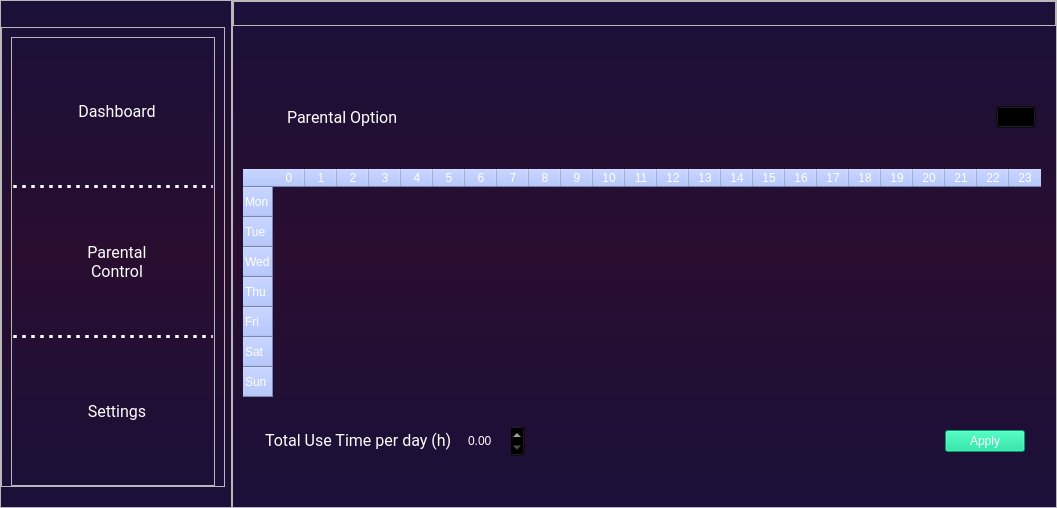
Before: the Qt Designer form Designer/MainWindow.ui in Soon156/AlignPosition, drawn with Qt 5.
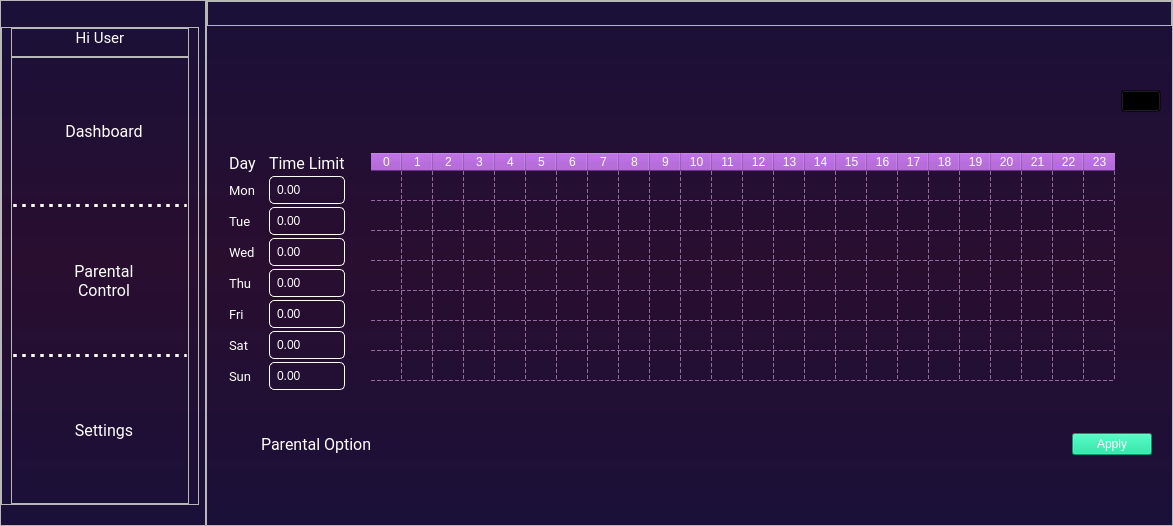
After: the same form once the commit is applied. The open tabs and pages were chosen to show the change. Icons and pictures are not drawn.

What changed in the file:
```diff
--- a/Designer/MainWindow.ui
+++ b/Designer/MainWindow.ui
@@ -6,8 +6,8 @@
    <rect>
     <x>0</x>
     <y>0</y>
-    <width>1057</width>
-    <height>508</height>
+    <width>1173</width>
+    <height>526</height>
    </rect>
   </property>
   <property name="windowTitle">
@@ -107,11 +107,69 @@
           <enum>QFrame::Raised</enum>
          </property>
          <layout class="QVBoxLayout" name="verticalLayout_11">
+          <property name="spacing">
+           <number>0</number>
+          </property>
+          <property name="topMargin">
+           <number>0</number>
+          </property>
           <property name="bottomMargin">
            <number>0</number>
           </property>
+          <item>
+           <widget class="QFrame" name="frame_12">
+            <property name="frameShape">
+             <enum>QFrame::StyledPanel</enum>
+            </property>
+            <property name="frameShadow">
+             <enum>QFrame::Raised</enum>
+            </property>
+            <layout class="QVBoxLayout" name="verticalLayout_13">
+             <property name="spacing">
+              <number>0</number>
+             </property>
+             <property name="leftMargin">
+              <number>0</number>
+             </property>
+             <property name="topMargin">
+              <number>0</number>
+             </property>
+             <property name="rightMargin">
+              <number>0</number>
+             </property>
+             <item>
+              <widget class="QLabel" name="user_lbl">
+               <property name="font">
+                <font>
+                 <family>Roboto</family>
+                 <pointsize>11</pointsize>
+                </font>
+               </property>
+               <property name="text">
+                <string>Hi User</string>
+               </property>
+               <property name="alignment">
+                <set>Qt::AlignCenter</set>
+               </property>
+              </widget>
+             </item>
+            </layout>
+           </widget>
+          </item>
           <item>
            <widget class="QFrame" name="frame1">
+            <property name="sizePolicy">
+             <sizepolicy hsizetype="Maximum" vsizetype="Preferred">
+              <horstretch>0</horstretch>
+              <verstretch>0</verstretch>
+             </sizepolicy>
+            </property>
+            <property name="minimumSize">
+             <size>
+              <width>178</width>
+              <height>0</height>
+             </size>
+            </property>
             <property name="styleSheet">
              <string notr="true">QFrame {background: rgba(46, 2, 102, 0.5);
 border-radius: 25px;
@@ -469,7 +527,7 @@
           <string notr="true">background-color: transparent;</string>
          </property>
          <property name="currentIndex">
-          <number>0</number>
+          <number>1</number>
          </property>
          <widget class="QWidget" name="Dashboard">
           <layout class="QVBoxLayout" name="verticalLayout_19">
@@ -859,50 +917,6 @@
                    </property>
                   </widget>
                  </item>
-                </layout>
-               </widget>
-              </item>
-              <item>
-               <widget class="QFrame" name="frame_5">
-                <property name="frameShape">
-                 <enum>QFrame::StyledPanel</enum>
-                </property>
-                <property name="frameShadow">
-                 <enum>QFrame::Raised</enum>
-                </property>
-                <layout class="QHBoxLayout" name="horizontalLayout_11">
-                 <item>
-                  <widget class="QCheckBox" name="parental_box">
-                   <property name="font">
-                    <font>
-                     <family>Roboto</family>
-                     <pointsize>12</pointsize>
-                    </font>
-                   </property>
-                   <property name="styleSheet">
-                    <string notr="true">QCheckBox {
-    spacing: 10px;
-}
-
-QCheckBox::indicator {
-    width: 24px;
-    height: 24px;
-}
-
-QCheckBox::indicator:unchecked {
-    image: url(:/icon/icons8-toggle-off-48.png);
-}
-
-QCheckBox::indicator:checked {
-    image: url(:/icon/icons8-toggle-on-48.png);
-}
-</string>
-                   </property>
-                   <property name="text">
-                    <string>Parental Option</string>
-                   </property>
-                  </widget>
-                 </item>
                  <item alignment="Qt::AlignRight">
                   <widget class="QPushButton" name="parental_setting_btn">
                    <property name="text">
@@ -923,29 +937,272 @@
                 </layout>
                </widget>
               </item>
-              <item alignment="Qt::AlignLeft|Qt::AlignVCenter">
+              <item>
+               <widget class="QFrame" name="frame_13">
+                <property name="sizePolicy">
+                 <sizepolicy hsizetype="Preferred" vsizetype="Fixed">
+                  <horstretch>0</horstretch>
+                  <verstretch>0</verstretch>
+                 </sizepolicy>
+                </property>
+                <property name="frameShape">
+                 <enum>QFrame::StyledPanel</enum>
+                </property>
+                <property name="frameShadow">
+                 <enum>QFrame::Raised</enum>
+                </property>
+                <layout class="QHBoxLayout" name="horizontalLayout_20">
+                 <property name="spacing">
+                  <number>15</number>
+                 </property>
+                 <property name="leftMargin">
+                  <number>0</number>
+                 </property>
+                 <property name="topMargin">
+                  <number>0</number>
+                 </property>
+                 <property name="bottomMargin">
+                  <number>0</number>
+                 </property>
+                 <item>
+                  <widget class="QFrame" name="frame_14">
+                   <property name="sizePolicy">
+                    <sizepolicy hsizetype="Fixed" vsizetype="Fixed">
+                     <horstretch>0</horstretch>
+                     <verstretch>0</verstretch>
+                    </sizepolicy>
+                   </property>
+                   <property name="font">
+                    <font>
+                     <family>Roboto</family>
+                     <pointsize>1</pointsize>
+                    </font>
+                   </property>
+                   <property name="styleSheet">
+                    <string notr="true">QDoubleSpinBox {
+	padding: 5px;
+    border: 1px solid #000;
+    border-radius: 5px;
+    border-color: white;
+}
+
+QDoubleSpinBox::up-button {
+    subcontrol-origin: border;
+    subcontrol-position: top right;
+    border-image: url(:/icon/icons8-up-48.png) 1;
+}
+
+QDoubleSpinBox::down-button {
+    subcontrol-origin: border;
+    subcontrol-position: bottom right;
+    border-image: url(:/icon/icons8-down-48.png) 1;
+}</string>
+                   </property>
+                   <property name="frameShape">
+                    <enum>QFrame::StyledPanel</enum>
+                   </property>
+                   <property name="frameShadow">
+                    <enum>QFrame::Raised</enum>
+                   </property>
+                   <layout class="QGridLayout" name="gridLayout_2">
+                    <property name="leftMargin">
+                     <number>0</number>
+                    </property>
+                    <property name="topMargin">
+                     <number>0</number>
+                    </property>
+                    <property name="rightMargin">
+                     <number>0</number>
+                    </property>
+                    <property name="bottomMargin">
+                     <number>0</number>
+                    </property>
+                    <property name="horizontalSpacing">
+                     <number>13</number>
+                    </property>
+                    <property name="verticalSpacing">
+                     <number>3</number>
+                    </property>
+                    <item row="6" column="0">
+                     <widget class="QLabel" name="label_8">
+                      <property name="font">
+                       <font>
+                        <family>Roboto</family>
+                        <pointsize>10</pointsize>
+                       </font>
+                      </property>
+                      <property name="text">
+                       <string>Sat</string>
+                      </property>
+                     </widget>
+                    </item>
+                    <item row="3" column="1">
+                     <widget class="QDoubleSpinBox" name="wed_box"/>
+                    </item>
+                    <item row="7" column="0">
+                     <widget class="QLabel" name="label_9">
+                      <property name="font">
+                       <font>
+                        <family>Roboto</family>
+                        <pointsize>10</pointsize>
+                       </font>
+                      </property>
+                      <property name="text">
+                       <string>Sun</string>
+                      </property>
+                     </widget>
+                    </item>
+                    <item row="0" column="0">
+                     <widget class="QLabel" name="label_10">
+                      <property name="font">
+                       <font>
+                        <family>Roboto</family>
+                        <pointsize>12</pointsize>
+                       </font>
+                      </property>
+                      <property name="text">
+                       <string>Day</string>
+                      </property>
+                     </widget>
+                    </item>
+                    <item row="5" column="0">
+                     <widget class="QLabel" name="label_7">
+                      <property name="font">
+                       <font>
+                        <family>Roboto</family>
+                        <pointsize>10</pointsize>
+                       </font>
+                      </property>
+                      <property name="text">
+                       <string>Fri</string>
+                      </property>
+                     </widget>
+                    </item>
+                    <item row="1" column="1">
+                     <widget class="QDoubleSpinBox" name="mon_box"/>
+                    </item>
+                    <item row="6" column="1">
+                     <widget class="QDoubleSpinBox" name="sat_box"/>
+                    </item>
+                    <item row="7" column="1">
+                     <widget class="QDoubleSpinBox" name="sun_box"/>
+                    </item>
+                    <item row="1" column="0">
+                     <widget class="QLabel" name="label">
+                      <property name="font">
+                       <font>
+                        <family>Roboto</family>
+                        <pointsize>10</pointsize>
+                       </font>
+                      </property>
+                      <property name="text">
+                       <string>Mon</string>
+                      </property>
+                     </widget>
+                    </item>
+                    <item row="4" column="0">
+                     <widget class="QLabel" name="label_5">
+                      <property name="font">
+                       <font>
+                        <family>Roboto</family>
+                        <pointsize>10</pointsize>
+                       </font>
+                      </property>
+                      <property name="text">
+                       <string>Thu</string>
+                      </property>
+                     </widget>
+                    </item>
+                    <item row="2" column="1">
+                     <widget class="QDoubleSpinBox" name="tue_box"/>
+                    </item>
+                    <item row="3" column="0">
+                     <widget class="QLabel" name="label_4">
+                      <property name="font">
+                       <font>
+                        <family>Roboto</family>
+                        <pointsize>10</pointsize>
+                       </font>
+                      </property>
+                      <property name="text">
+                       <string>Wed</string>
+                      </property>
+                     </widget>
+                    </item>
+                    <item row="2" column="0">
+                     <widget class="QLabel" name="label_2">
+                      <property name="font">
+                       <font>
+                        <family>Roboto</family>
+                        <pointsize>10</pointsize>
+                       </font>
+                      </property>
+                      <property name="text">
+                       <string>Tue</string>
+                      </property>
+                     </widget>
+                    </item>
+                    <item row="5" column="1">
+                     <widget class="QDoubleSpinBox" name="fri_box"/>
+                    </item>
+                    <item row="0" column="1">
+                     <widget class="QLabel" name="label_11">
+                      <property name="font">
+                       <font>
+                        <family>Roboto</family>
+                        <pointsize>12</pointsize>
+                       </font>
+                      </property>
+                      <property name="text">
+                       <string>Time Limit</string>
+                      </property>
+                     </widget>
+                    </item>
+                    <item row="4" column="1">
+                     <widget class="QDoubleSpinBox" name="thu_box"/>
+                    </item>
+                   </layout>
+                  </widget>
+                 </item>
+                 <item>
                <widget class="QTableWidget" name="usetime_table">
+                   <property name="sizePolicy">
+                    <sizepolicy hsizetype="Maximum" vsizetype="Expanding">
+                     <horstretch>0</horstretch>
+                     <verstretch>0</verstretch>
+                    </sizepolicy>
+                   </property>
                 <property name="minimumSize">
                  <size>
-                  <width>803</width>
-                  <height>234</height>
+                     <width>770</width>
+                     <height>0</height>
                  </size>
                 </property>
                 <property name="styleSheet">
-                 <string notr="true">QTableWidget { background-color: transparent; border: none;
+                    <string notr="true">QTableWidget { border: none; gridline-color: #956a9e;
 }
+
 QTableWidget QHeaderView::section ,QTableCornerButton::section{
-    background-color: #A4BAFE;
+    background-color: #9D43C9;
 }</string>
                 </property>
-                <property name="lineWidth">
-                 <number>0</number>
-                </property>
-                <property name="cornerButtonEnabled">
-                 <bool>false</bool>
-                </property>
+                   <property name="selectionMode">
+                    <enum>QAbstractItemView::MultiSelection</enum>
+                   </property>
+                   <property name="showGrid">
+                    <bool>true</bool>
+                   </property>
+                   <property name="gridStyle">
+                    <enum>Qt::DashLine</enum>
+                   </property>
+                   <attribute name="horizontalHeaderVisible">
+                    <bool>true</bool>
+                   </attribute>
                 <attribute name="horizontalHeaderDefaultSectionSize">
-                 <number>32</number>
+                    <number>31</number>
+                   </attribute>
+                   <attribute name="verticalHeaderVisible">
+                    <bool>false</bool>
                 </attribute>
                 <row>
                  <property name="text">
@@ -1104,8 +1361,11 @@
                 </column>
                </widget>
               </item>
+                </layout>
+               </widget>
+              </item>
               <item>
-               <widget class="QFrame" name="TotalUsetimeFame">
+               <widget class="QFrame" name="frame_5">
                 <property name="sizePolicy">
                  <sizepolicy hsizetype="Preferred" vsizetype="Fixed">
                   <horstretch>0</horstretch>
@@ -1118,105 +1378,40 @@
                 <property name="frameShadow">
                  <enum>QFrame::Raised</enum>
                 </property>
-                <layout class="QHBoxLayout" name="horizontalLayout_10">
-                 <property name="spacing">
-                  <number>0</number>
-                 </property>
-                 <property name="leftMargin">
-                  <number>0</number>
-                 </property>
-                 <property name="topMargin">
-                  <number>0</number>
-                 </property>
-                 <property name="rightMargin">
-                  <number>0</number>
-                 </property>
-                 <property name="bottomMargin">
-                  <number>0</number>
-                 </property>
-                 <item>
-                  <widget class="QFrame" name="frame_4">
-                   <property name="frameShape">
-                    <enum>QFrame::StyledPanel</enum>
-                   </property>
-                   <property name="frameShadow">
-                    <enum>QFrame::Raised</enum>
-                   </property>
-                   <layout class="QVBoxLayout" name="verticalLayout_7">
-                    <item>
-                     <widget class="QFrame" name="frame_6">
-                      <property name="sizePolicy">
-                       <sizepolicy hsizetype="Preferred" vsizetype="Fixed">
-                        <horstretch>0</horstretch>
-                        <verstretch>0</verstretch>
-                       </sizepolicy>
-                      </property>
-                      <property name="frameShape">
-                       <enum>QFrame::StyledPanel</enum>
-                      </property>
-                      <property name="frameShadow">
-                       <enum>QFrame::Raised</enum>
-                      </property>
-                      <layout class="QHBoxLayout" name="horizontalLayout_12">
-                       <property name="spacing">
-                        <number>0</number>
-                       </property>
-                       <property name="leftMargin">
-                        <number>0</number>
-                       </property>
+                <layout class="QHBoxLayout" name="horizontalLayout_11">
                        <property name="topMargin">
                         <number>0</number>
                        </property>
                        <item alignment="Qt::AlignLeft">
-                        <widget class="QFrame" name="frame_9">
-                         <property name="frameShape">
-                          <enum>QFrame::StyledPanel</enum>
-                         </property>
-                         <property name="frameShadow">
-                          <enum>QFrame::Raised</enum>
-                         </property>
-                         <layout class="QHBoxLayout" name="horizontalLayout_17">
-                          <item>
-                           <widget class="QLabel" name="usetime_lbl">
-                            <property name="sizePolicy">
-                             <sizepolicy hsizetype="Preferred" vsizetype="Fixed">
-                              <horstretch>0</horstretch>
-                              <verstretch>0</verstretch>
-                             </sizepolicy>
-                            </property>
+                  <widget class="QCheckBox" name="parental_box">
                             <property name="font">
                              <font>
                               <family>Roboto</family>
                               <pointsize>12</pointsize>
                              </font>
                             </property>
-                            <property name="text">
-                             <string>Total Use Time per day (h)</string>
-                            </property>
-                           </widget>
-                          </item>
-                          <item>
-                           <widget class="QDoubleSpinBox" name="usetime_box">
                             <property name="styleSheet">
-                             <string notr="true">QDoubleSpinBox {
-	padding: 5px;
+                    <string notr="true">QCheckBox {
+    spacing: 10px;
 }
 
-QDoubleSpinBox::up-button {
-    subcontrol-origin: border;
-    subcontrol-position: top right;
-    border-image: url(:/icon/icons8-up-48.png) 1;
+QCheckBox::indicator {
+    width: 24px;
+    height: 24px;
 }
 
-QDoubleSpinBox::down-button {
-    subcontrol-origin: border;
-    subcontrol-position: bottom right;
-    border-image: url(:/icon/icons8-down-48.png) 1;
-}</string>
-                            </property>
-                           </widget>
-                          </item>
-                         </layout>
+QCheckBox::indicator:unchecked {
+    image: url(:/icon/icons8-toggle-off-48.png);
+}
+
+QCheckBox::indicator:checked {
+    image: url(:/icon/icons8-toggle-on-48.png);
+}
+</string>
+                   </property>
+                   <property name="text">
+                    <string>Parental Option</string>
+                   </property>
                         </widget>
                        </item>
                        <item alignment="Qt::AlignRight">
@@ -1239,12 +1434,6 @@
                  </item>
                 </layout>
                </widget>
-              </item>
-             </layout>
-            </widget>
-           </item>
-          </layout>
-         </widget>
          <widget class="QWidget" name="Settings">
           <layout class="QVBoxLayout" name="verticalLayout_6">
            <property name="spacing">
@@ -1479,6 +1668,9 @@
                       <property name="styleSheet">
                        <string notr="true">QDoubleSpinBox {
 	padding: 5px;
+border: 1px solid #000;
+border-radius: 5px;
+border-color: white;
 }
 
 QDoubleSpinBox::up-button {
@@ -1491,7 +1683,8 @@
     subcontrol-origin: border;
     subcontrol-position: bottom right;
     border-image: url(:/icon/icons8-down-48.png) 1;
-}</string>
+}
+</string>
                       </property>
                      </widget>
                     </item>
@@ -1599,11 +1792,17 @@
                  <item alignment="Qt::AlignLeft">
                   <widget class="QComboBox" name="alert_box">
                    <property name="sizePolicy">
-                    <sizepolicy hsizetype="Preferred" vsizetype="Fixed">
+                    <sizepolicy hsizetype="Maximum" vsizetype="Fixed">
                      <horstretch>0</horstretch>
                      <verstretch>0</verstretch>
                     </sizepolicy>
                    </property>
+                   <property name="minimumSize">
+                    <size>
+                     <width>118</width>
+                     <height>0</height>
+                    </size>
+                   </property>
                    <property name="styleSheet">
                     <string notr="true"/>
                    </property>
@@ -1680,11 +1879,17 @@
                  <item alignment="Qt::AlignLeft">
                   <widget class="QComboBox" name="camera_box">
                    <property name="sizePolicy">
-                    <sizepolicy hsizetype="Preferred" vsizetype="Fixed">
+                    <sizepolicy hsizetype="Maximum" vsizetype="Fixed">
                      <horstretch>0</horstretch>
                      <verstretch>0</verstretch>
                     </sizepolicy>
                    </property>
+                   <property name="minimumSize">
+                    <size>
+                     <width>118</width>
+                     <height>0</height>
+                    </size>
+                   </property>
                   </widget>
                  </item>
                 </layout>
@@ -1709,7 +1914,7 @@
 }
 
 QPushButton#apply_btn{
-background-color: #00d991;
+background-color: #02a36e;
 }
 
 QPushButton#apply_btn:hover{
@@ -1808,7 +2013,7 @@
                  <item alignment="Qt::AlignHCenter">
                   <widget class="QPushButton" name="web_btn">
                    <property name="text">
-                    <string>Info</string>
+                    <string>Info/Help</string>
                    </property>
                    <property name="icon">
                     <iconset resource="resource.qrc">
@@ -1861,7 +2066,7 @@
                 <number>0</number>
                </property>
                <item alignment="Qt::AlignLeft">
-                <widget class="QLabel" name="label_7">
+                <widget class="QLabel" name="page_hint_lbl">
                  <property name="sizePolicy">
                   <sizepolicy hsizetype="Preferred" vsizetype="Maximum">
                    <horstretch>0</horstretch>
@@ -1882,6 +2087,35 @@
                  </property>
                 </widget>
                </item>
+               <item>
+                <widget class="QFrame" name="UsernameFrame">
+                 <property name="frameShape">
+                  <enum>QFrame::StyledPanel</enum>
+                 </property>
+                 <property name="frameShadow">
+                  <enum>QFrame::Raised</enum>
+                 </property>
+                 <layout class="QHBoxLayout" name="horizontalLayout_19">
+                  <item>
+                   <widget class="QLabel" name="username_lbl">
+                    <property name="text">
+                     <string>Username</string>
+                    </property>
+                   </widget>
+                  </item>
+                  <item>
+                   <widget class="QLineEdit" name="username_line">
+                    <property name="sizePolicy">
+                     <sizepolicy hsizetype="Minimum" vsizetype="Fixed">
+                      <horstretch>0</horstretch>
+                      <verstretch>0</verstretch>
+                     </sizepolicy>
+                    </property>
+                   </widget>
+                  </item>
+                 </layout>
+                </widget>
+               </item>
                <item>
                 <widget class="QFrame" name="OldPINFrame">
                  <property name="sizePolicy">
@@ -1905,7 +2139,14 @@
                    </widget>
                   </item>
                   <item>
-                   <widget class="QLineEdit" name="old_PIN_line"/>
+                   <widget class="QLineEdit" name="old_PIN_line">
+                    <property name="sizePolicy">
+                     <sizepolicy hsizetype="Minimum" vsizetype="Fixed">
+                      <horstretch>0</horstretch>
+                      <verstretch>0</verstretch>
+                     </sizepolicy>
+                    </property>
+                   </widget>
                   </item>
                  </layout>
                 </widget>
@@ -1933,7 +2174,14 @@
                    </widget>
                   </item>
                   <item>
-                   <widget class="QLineEdit" name="new_PIN_line"/>
+                   <widget class="QLineEdit" name="new_PIN_line">
+                    <property name="sizePolicy">
+                     <sizepolicy hsizetype="Minimum" vsizetype="Fixed">
+                      <horstretch>0</horstretch>
+                      <verstretch>0</verstretch>
+                     </sizepolicy>
+                    </property>
+                   </widget>
                   </item>
                  </layout>
                 </widget>
@@ -1961,7 +2209,14 @@
                    </widget>
                   </item>
                   <item>
-                   <widget class="QLineEdit" name="confirm_PIN_line"/>
+                   <widget class="QLineEdit" name="confirm_PIN_line">
+                    <property name="sizePolicy">
+                     <sizepolicy hsizetype="Minimum" vsizetype="Fixed">
+                      <horstretch>0</horstretch>
+                      <verstretch>0</verstretch>
+                     </sizepolicy>
+                    </property>
+                   </widget>
                   </item>
                  </layout>
                 </widget>
```
Lines whose indentation alone changed are shown as unchanged.
